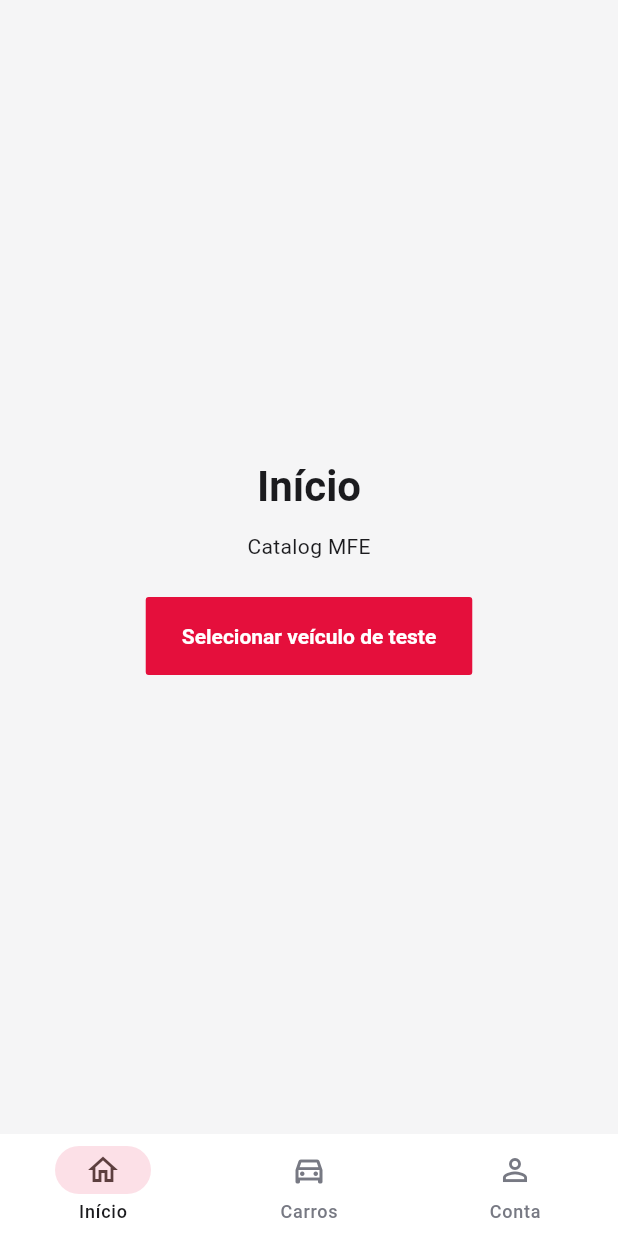
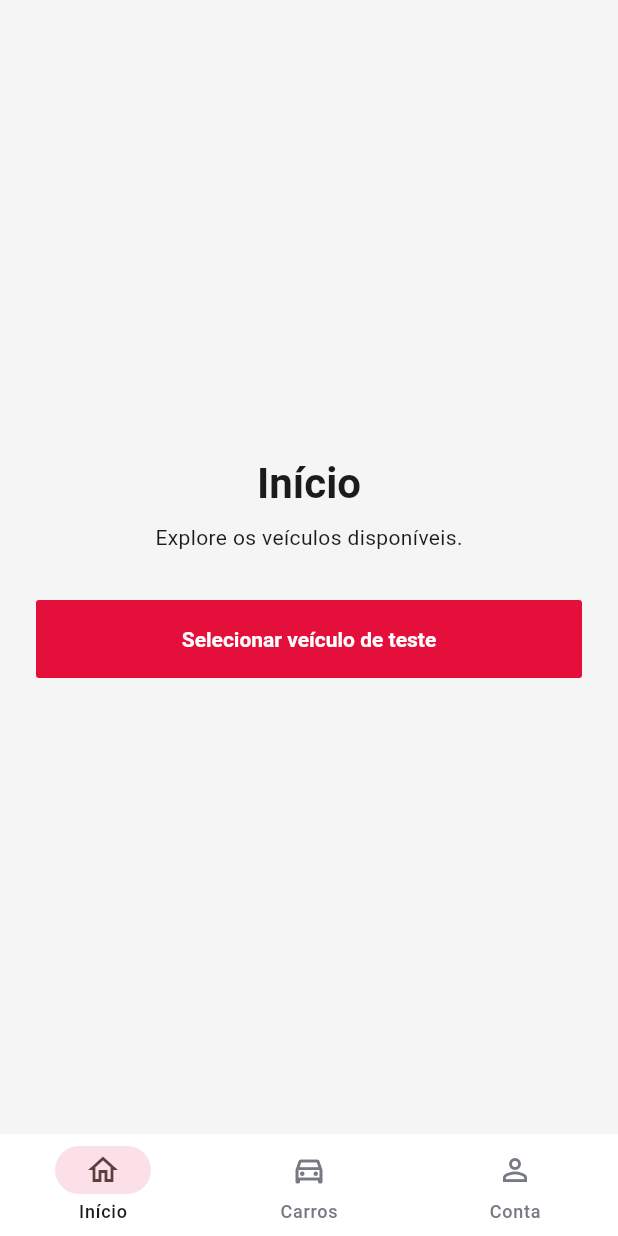
Before and after one commit to felpfsf/drivr_rental_poc, a Flutter app: the screen it shows after launch, on a phone screen of 412 x 824 dp. Run offline on Flutter 3.47's test engine with Material 3 defaults, Android fonts, the phone set to English and light mode, and no system bars; our stand-ins replace go_router, material_ui.

Commit message:
feat(catalog_mfe): enhance CatalogPage layout and update button functionality

```diff
--- a/packages/features/catalog_mfe/lib/catalog_mfe.dart
+++ b/packages/features/catalog_mfe/lib/catalog_mfe.dart
@@ -1,30 +1,42 @@
+import 'package:design_system/design_system.dart';
 import 'package:material_ui/material_ui.dart';
 
 class CatalogPage extends StatelessWidget {
-  const CatalogPage({super.key, required this.title, required this.onCarSelected});
+  const CatalogPage({
+    super.key,
+    required this.title,
+    required this.onCarSelected,
+  });
 
   final String title;
   final ValueChanged<String> onCarSelected;
 
   @override
   Widget build(BuildContext context) {
+    final typography = Theme.of(context).textTheme;
+
     return Center(
+      child: Padding(
+        padding: const EdgeInsets.all(AppSpacing.lg),
         child: Column(
-        mainAxisAlignment: MainAxisAlignment.center,
           mainAxisSize: MainAxisSize.min,
           children: [
             Text(
               title,
-            style: Theme.of(context).textTheme.headlineMedium,
+              style: typography.headlineMedium,
             ),
-          SizedBox(height: 12),
-          const Text('Catalog MFE'),
-          SizedBox(height: 24),
-          FilledButton(
+            const SizedBox(height: AppSpacing.sm),
+            Text(
+              'Explore os veículos disponíveis.',
+              style: typography.bodyMedium,
+            ),
+            const SizedBox(height: AppSpacing.xl),
+            AppButton(
+              label: 'Selecionar veículo de teste',
               onPressed: () => onCarSelected('car-001'),
-            child: const Text('Selecionar veículo de teste'),
             ),
           ],
+        ),
       ),
     );
   }
```
Also changed, not shown: 1 other file. Lines whose indentation alone changed are shown as unchanged.
